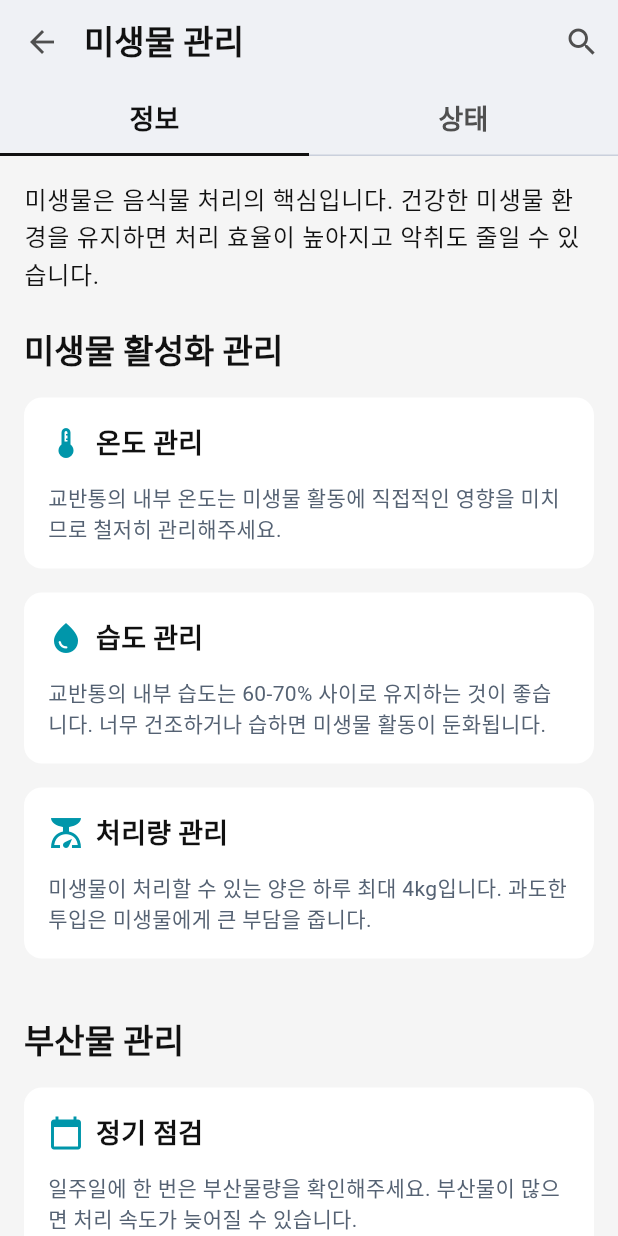
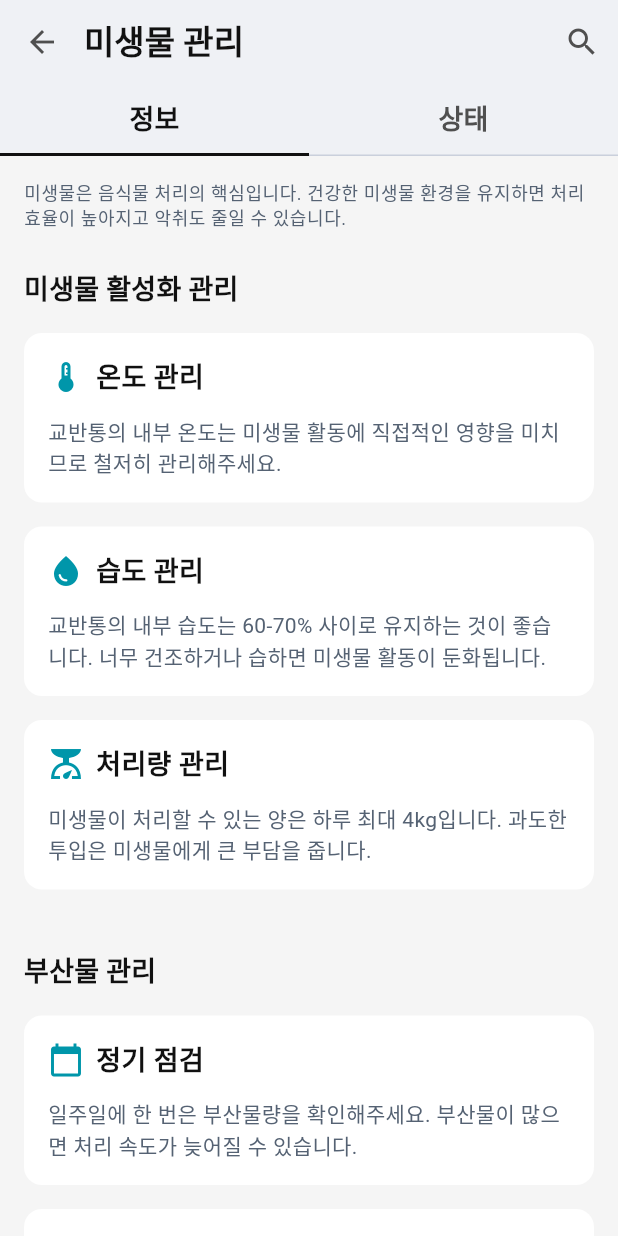
Before and after one commit to 5MinHaAll/5minha_lg-newzen, a Flutter app: the Functions widget shown alone on an empty page, opened directly, after a tap on "미생물 활용 가이드", on a phone screen of 412 x 824 dp. Run offline on Flutter 3.47's test engine with Material 3 defaults, Android fonts, the phone set to English and light mode, and no system bars; our stand-ins replace camera, firebase_auth, firebase_core, google_fonts, image_picker; missing offline and left inert: flutter_vision; accounts and stored records are empty; Roboto replaces fonts that are missing (Lg).

Commit message:
Design: functions화면 수정

```diff
--- a/lib/screens/functions/functions.dart
+++ b/lib/screens/functions/functions.dart
@@ -167,11 +167,10 @@ class Functions extends StatelessWidget {
                     Expanded(
                       child: Text(
                         item.title,
-                        style:
-                            Theme.of(context).textTheme.titleMedium?.copyWith(
-                                  color: AppColors.primaryText,
-                                  fontWeight: FontWeight.w600,
-                                ),
+                        style: Theme.of(context).textTheme.titleSmall?.copyWith(
+                              color: AppColors.primaryText,
+                              fontWeight: FontWeight.w500,
+                            ),
                       ),
                     ),
                     const Icon(
@@ -181,7 +180,7 @@ class Functions extends StatelessWidget {
                   ],
                 ),
                 if (item.subtitle != null) ...[
-                  const SizedBox(height: 4),
+                  const SizedBox(height: 2),
                   Row(
                     children: [
                       const SizedBox(width: 40),
@@ -189,7 +188,7 @@ class Functions extends StatelessWidget {
                         child: Text(
                           item.subtitle!,
                           style:
-                              Theme.of(context).textTheme.bodyMedium?.copyWith(
+                              Theme.of(context).textTheme.bodySmall?.copyWith(
                                     color: AppColors.secondaryText,
                                   ),
                         ),
@@ -275,15 +274,15 @@ class Functions extends StatelessWidget {
                 const SizedBox(height: 8),
                 Text(
                   title,
-                  style: Theme.of(context).textTheme.titleMedium?.copyWith(
+                  style: Theme.of(context).textTheme.titleSmall?.copyWith(
                         color: AppColors.primaryText,
-                        fontWeight: FontWeight.w600, // w500에서 w600으로 변경
+                        fontWeight: FontWeight.w500,
                       ),
                 ),
-                const SizedBox(height: 4),
+                const SizedBox(height: 2),
                 Text(
                   subtitle,
-                  style: Theme.of(context).textTheme.bodyMedium?.copyWith(
+                  style: Theme.of(context).textTheme.bodySmall?.copyWith(
                         color: AppColors.secondaryText,
                       ),
                 ),
@@ -305,9 +304,9 @@ class Functions extends StatelessWidget {
       style: FilledButton.styleFrom(
         backgroundColor: AppColors.secondaryBackground,
         foregroundColor: AppColors.primary,
-        padding: const EdgeInsets.symmetric(horizontal: 16.0, vertical: 8.0),
+        padding: const EdgeInsets.symmetric(horizontal: 16.0, vertical: 4.0),
         shape: RoundedRectangleBorder(
-          borderRadius: BorderRadius.circular(8.0),
+          borderRadius: BorderRadius.circular(200.0),
         ),
       ),
       child: Row(
@@ -321,9 +320,9 @@ class Functions extends StatelessWidget {
           const SizedBox(width: 8),
           Text(
             "스캔해서 확인하기",
-            style: Theme.of(context).textTheme.labelSmall?.copyWith(
+            style: Theme.of(context).textTheme.labelMedium?.copyWith(
                   color: AppColors.primary,
-                  fontWeight: FontWeight.w500,
+                  fontWeight: FontWeight.w700,
                 ),
           ),
         ],
@@ -418,11 +417,10 @@ class ConsumableInfo extends StatelessWidget {
                     Expanded(
                       child: Text(
                         item.title,
-                        style:
-                            Theme.of(context).textTheme.titleMedium?.copyWith(
-                                  color: AppColors.primaryText,
-                                  fontWeight: FontWeight.w600,
-                                ),
+                        style: Theme.of(context).textTheme.titleSmall?.copyWith(
+                              color: AppColors.primaryText,
+                              fontWeight: FontWeight.w500,
+                            ),
                       ),
                     ),
                     const Icon(
@@ -432,7 +430,7 @@ class ConsumableInfo extends StatelessWidget {
                   ],
                 ),
                 if (item.subtitle != null) ...[
-                  const SizedBox(height: 4),
+                  // const SizedBox(height: 4),
                   Row(
                     children: [
                       const SizedBox(width: 40),
@@ -440,7 +438,7 @@ class ConsumableInfo extends StatelessWidget {
                         child: Text(
                           item.subtitle!,
                           style:
-                              Theme.of(context).textTheme.bodyMedium?.copyWith(
+                              Theme.of(context).textTheme.bodySmall?.copyWith(
                                     color: AppColors.secondaryText,
                                   ),
                         ),
@@ -495,7 +493,9 @@ class ConsumableInfo extends StatelessWidget {
               children: [
                 Text(
                   name,
-                  style: Theme.of(context).textTheme.titleMedium,
+                  style: Theme.of(context).textTheme.titleSmall?.copyWith(
+                      color: AppColors.primaryText,
+                      fontWeight: FontWeight.w600),
                 ),
                 Text(
                   '($code)',
@@ -503,19 +503,21 @@ class ConsumableInfo extends StatelessWidget {
                         color: AppColors.secondaryText,
                       ),
                 ),
-                const SizedBox(height: 4),
+                const SizedBox(height: 2),
                 Row(
                   children: [
                     Text(
                       discountRate,
-                      style: Theme.of(context).textTheme.titleSmall?.copyWith(
-                            color: AppColors.error,
+                      style: Theme.of(context).textTheme.labelLarge?.copyWith(
+                            color: AppColors.heritageRed,
                           ),
                     ),
                     const SizedBox(width: 8),
                     Text(
                       price,
-                      style: Theme.of(context).textTheme.titleMedium,
+                      style: Theme.of(context).textTheme.labelLarge?.copyWith(
+                            color: AppColors.primaryText,
+                          ),
                     ),
                   ],
                 ),
--- a/lib/screens/functions/info_microbe.dart
+++ b/lib/screens/functions/info_microbe.dart
@@ -1,6 +1,9 @@
 import 'package:flutter/material.dart';
 import '../../components/appbar_tab.dart';
 import 'package:flutter/material.dart';
+
+import '../../theme/app_colors.dart';
+import '../../theme/app_text.dart';
 
 class InfoMicrobe extends StatefulWidget {
   const InfoMicrobe({Key? key}) : super(key: key);
@@ -44,7 +47,7 @@ class _InfoMicrobeState extends State<InfoMicrobe>
                   Expanded(
                     child: Text(
                       title,
-                      style: Theme.of(context).textTheme.titleMedium?.copyWith(
+                      style: AppTypography.titleMedium.copyWith(
                         fontWeight: FontWeight.bold,
                       ),
                     ),
@@ -54,14 +57,14 @@ class _InfoMicrobeState extends State<InfoMicrobe>
             else
               Text(
                 title,
-                style: Theme.of(context).textTheme.titleMedium?.copyWith(
+                style: AppTypography.titleMedium.copyWith(
                   fontWeight: FontWeight.bold,
                 ),
               ),
             const SizedBox(height: 12),
             Text(
               content,
-              style: Theme.of(context).textTheme.bodyMedium,
+              style: AppTypography.bodyMedium,
             ),
           ],
         ),
@@ -69,22 +72,27 @@ class _InfoMicrobeState extends State<InfoMicrobe>
     );
   }
 
-  Widget _buildModeCard(String title, String description, IconData icon) {
+  Widget _buildModeCard(String title, String description, IconData icon,
+      {Color? iconColor}) {
     return Card(
       elevation: 0,
       margin: const EdgeInsets.only(bottom: 12),
       child: ListTile(
         leading: CircleAvatar(
-          backgroundColor: Theme.of(context).primaryColor.withOpacity(0.1),
-          child: Icon(icon, color: Theme.of(context).primaryColor),
+          backgroundColor:
+              (iconColor ?? Theme.of(context).primaryColor).withOpacity(0.1),
+          child: Icon(icon, color: iconColor ?? Theme.of(context).primaryColor),
         ),
         title: Text(
           title,
-          style: Theme.of(context).textTheme.titleMedium,
+          style: AppTypography.titleSmall.copyWith(
+            fontWeight: FontWeight.bold,
+            color: AppColors.tertiaryText,
+          ),
         ),
         subtitle: Text(
           description,
-          style: Theme.of(context).textTheme.bodySmall,
+          style: AppTypography.bodySmall,
         ),
       ),
     );
@@ -96,14 +104,14 @@ class _InfoMicrobeState extends State<InfoMicrobe>
       children: [
         Text(
           "미생물은 음식물 처리의 핵심입니다. 건강한 미생물 환경을 유지하면 처리 효율이 높아지고 악취도 줄일 수 있습니다.",
-          style: Theme.of(context).textTheme.bodyLarge,
+          style: Theme.of(context).textTheme.bodySmall,
         ),
         const SizedBox(height: 24),
 
         // 미생물 활성화 관리 섹션
         Text(
           "미생물 활성화 관리",
-          style: Theme.of(context).textTheme.titleLarge?.copyWith(
+          style: Theme.of(context).textTheme.titleMedium?.copyWith(
                 fontWeight: FontWeight.bold,
               ),
         ),
@@ -128,7 +136,7 @@ class _InfoMicrobeState extends State<InfoMicrobe>
         const SizedBox(height: 24),
         Text(
           "부산물 관리",
-          style: Theme.of(context).textTheme.titleLarge?.copyWith(
+          style: Theme.of(context).textTheme.titleMedium?.copyWith(
                 fontWeight: FontWeight.bold,
               ),
         ),
@@ -148,7 +156,7 @@ class _InfoMicrobeState extends State<InfoMicrobe>
         const SizedBox(height: 24),
         Text(
           "작동 모드",
-          style: Theme.of(context).textTheme.titleLarge?.copyWith(
+          style: Theme.of(context).textTheme.titleMedium?.copyWith(
                 fontWeight: FontWeight.bold,
               ),
         ),
@@ -156,22 +164,26 @@ class _InfoMicrobeState extends State<InfoMicrobe>
         _buildModeCard(
           "일반 모드",
           "일상적인 음식물 처리를 위한 기본 모드입니다.",
-          Icons.home,
+          Icons.play_arrow,
+          iconColor: AppColors.secondary,
         ),
         _buildModeCard(
           "외출 모드",
           "집을 비울 때 사용하는 강력한 발효 모드입니다.",
           Icons.directions_walk,
+          iconColor: Colors.orange,
         ),
         _buildModeCard(
           "절전 모드",
           "장기간 미사용 시 미생물 유지를 위한 모드입니다.",
-          Icons.power_settings_new,
+          Icons.eco,
+          iconColor: Colors.green,
         ),
         _buildModeCard(
           "세척 모드",
           "월 1회 이상 기기 내부 청소 시 사용하는 모드입니다.",
-          Icons.cleaning_services,
+          Icons.waves,
+          iconColor: Colors.blue,
         ),
       ],
     );
@@ -187,7 +199,10 @@ class _InfoMicrobeState extends State<InfoMicrobe>
           children: [
             Text(
               title,
-              style: Theme.of(context).textTheme.bodyMedium,
+              style: Theme.of(context).textTheme.titleSmall?.copyWith(
+                    color: AppColors.primaryText,
+                    fontWeight: FontWeight.bold,
+                  ),
             ),
             const SizedBox(height: 8),
             Row(
@@ -246,7 +261,9 @@ class _InfoMicrobeState extends State<InfoMicrobe>
               children: [
                 Text(
                   "미생물 활성도",
-                  style: Theme.of(context).textTheme.titleMedium,
+                  style: Theme.of(context).textTheme.titleSmall?.copyWith(
+                        fontWeight: FontWeight.bold,
+                      ),
                 ),
                 const SizedBox(height: 16),
                 ClipRRect(
@@ -259,11 +276,22 @@ class _InfoMicrobeState extends State<InfoMicrobe>
                   ),
                 ),
                 const SizedBox(height: 8),
+                Row(
+                  children: [
                     Text(
-                  "현재 상태: 양호",
+                      "현재 상태: ",
                       style: Theme.of(context).textTheme.bodyMedium?.copyWith(
-                        color: Theme.of(context).primaryColor,
+                            color: AppColors.primaryText,
                           ),
+                    ),
+                    Text(
+                      "양호",
+                      style: Theme.of(context).textTheme.bodyMedium?.copyWith(
+                            color: AppColors.primary,
+                            fontWeight: FontWeight.w600,
+                          ),
+                    ),
+                  ],
                 ),
               ],
             ),
```
Also changed, not shown: lib/screens/device/device.dart (+8 -8 lines), lib/screens/functions/info_food.dart (+49 -22 lines). Lines whose indentation alone changed are shown as unchanged.
